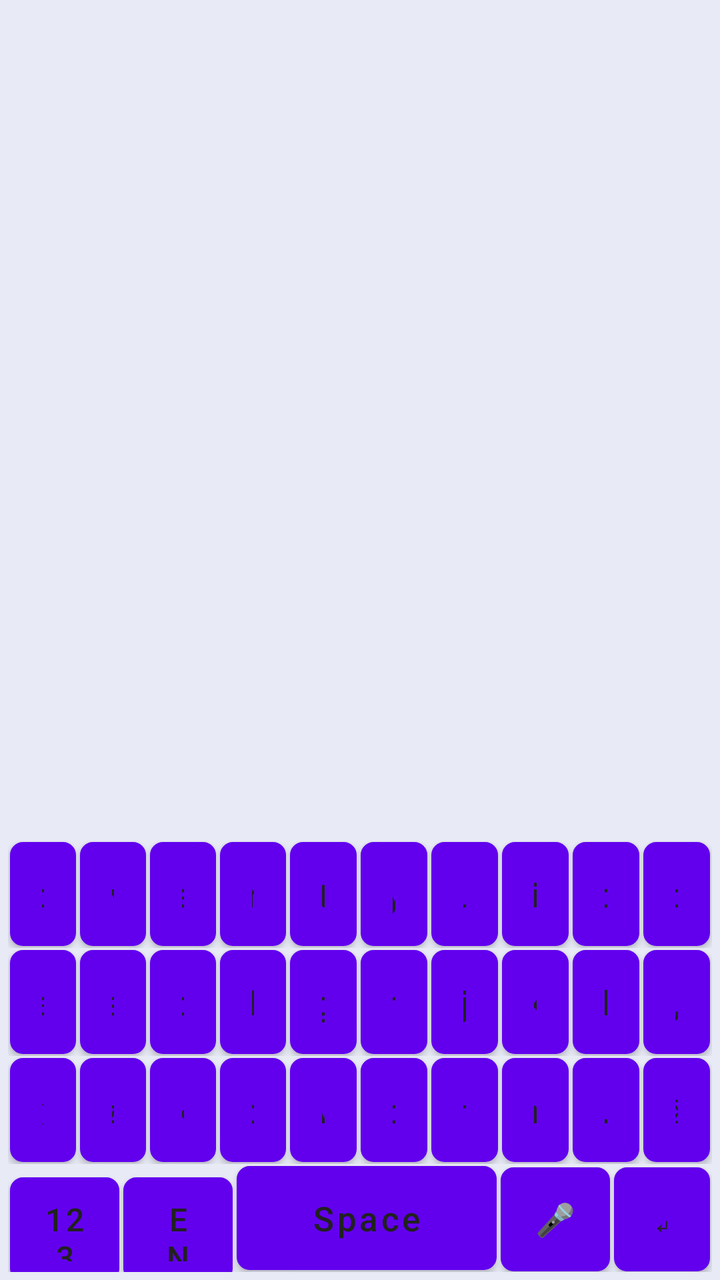
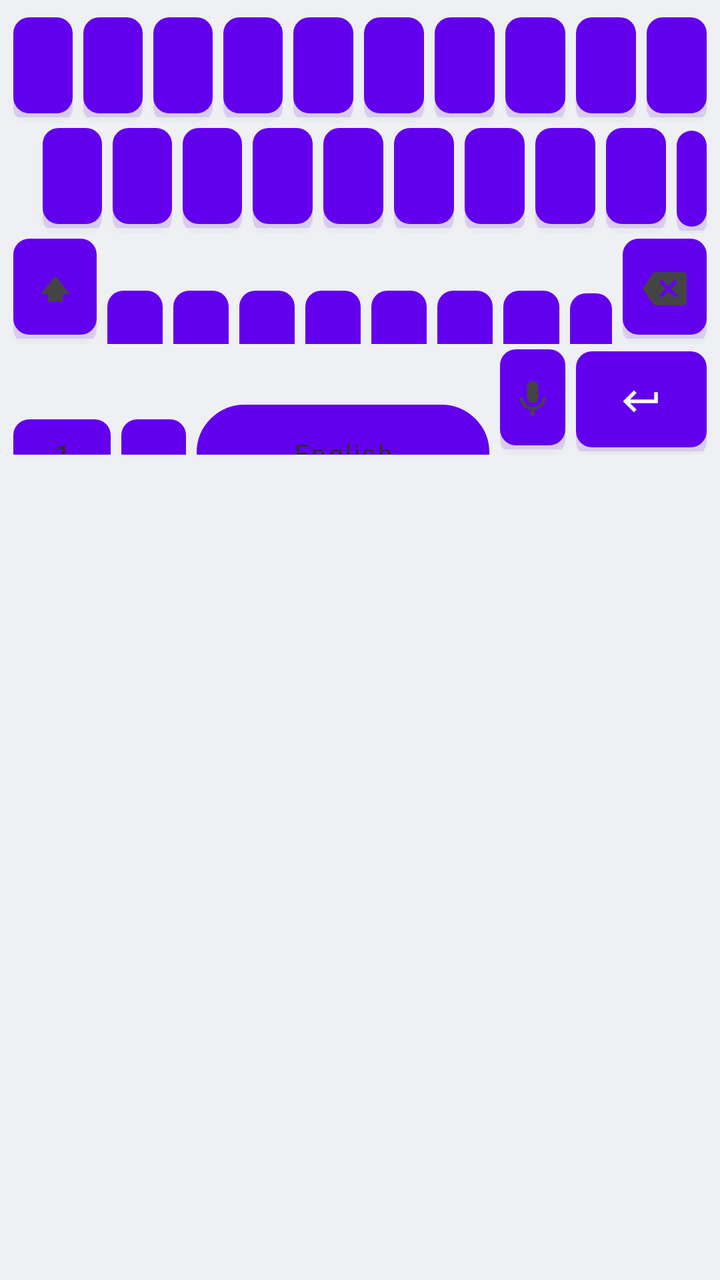

Screens rendered from an Android XML layout before and after an edit, with the pre-edit source and the edit as a unified diff.
<!-- AndroidManifest.xml: fallback theme Theme.MaterialComponents.DayNight.NoActionBar -->
<!-- res/layout/keyboard_view.xml -->
<?xml version="1.0" encoding="utf-8"?>
<LinearLayout xmlns:android="http://schemas.android.com/apk/res/android"
    android:layout_width="match_parent"
    android:layout_height="wrap_content"
    android:minHeight="280dp"
    android:background="#E8EAF6"
    android:clipToPadding="false"
    android:fitsSystemWindows="true"
    android:gravity="bottom"
    android:orientation="vertical"
    android:padding="4dp">

    <LinearLayout
        android:layout_width="match_parent"
        android:layout_height="wrap_content"
        android:orientation="horizontal">

        <Button android:id="@+id/key_q" style="@style/KeyboardButton" android:text="q" />
        <Button android:id="@+id/key_w" style="@style/KeyboardButton" android:text="w" />
        <Button android:id="@+id/key_e" style="@style/KeyboardButton" android:text="e" />
        <Button android:id="@+id/key_r" style="@style/KeyboardButton" android:text="r" />
        <Button android:id="@+id/key_t" style="@style/KeyboardButton" android:text="t" />
        <Button android:id="@+id/key_y" style="@style/KeyboardButton" android:text="y" />
        <Button android:id="@+id/key_u" style="@style/KeyboardButton" android:text="u" />
        <Button android:id="@+id/key_i" style="@style/KeyboardButton" android:text="i" />
        <Button android:id="@+id/key_o" style="@style/KeyboardButton" android:text="o" />
        <Button android:id="@+id/key_p" style="@style/KeyboardButton" android:text="p" />
    </LinearLayout>

    <LinearLayout
        android:layout_width="match_parent"
        android:layout_height="wrap_content"
        android:orientation="horizontal">

        <Button android:id="@+id/key_a" style="@style/KeyboardButton" android:text="a" />
        <Button android:id="@+id/key_s" style="@style/KeyboardButton" android:text="s" />
        <Button android:id="@+id/key_d" style="@style/KeyboardButton" android:text="d" />
        <Button android:id="@+id/key_f" style="@style/KeyboardButton" android:text="f" />
        <Button android:id="@+id/key_g" style="@style/KeyboardButton" android:text="g" />
        <Button android:id="@+id/key_h" style="@style/KeyboardButton" android:text="h" />
        <Button android:id="@+id/key_j" style="@style/KeyboardButton" android:text="j" />
        <Button android:id="@+id/key_k" style="@style/KeyboardButton" android:text="k" />
        <Button android:id="@+id/key_l" style="@style/KeyboardButton" android:text="l" />
        <Button android:id="@+id/key_comma" style="@style/KeyboardButton" android:text="," />
    </LinearLayout>

    <LinearLayout
        android:layout_width="match_parent"
        android:layout_height="wrap_content"
        android:orientation="horizontal">

        <Button android:id="@+id/key_shift" style="@style/KeyboardButton" android:text="⇧" />
        <Button android:id="@+id/key_z" style="@style/KeyboardButton" android:text="z" />
        <Button android:id="@+id/key_x" style="@style/KeyboardButton" android:text="x" />
        <Button android:id="@+id/key_c" style="@style/KeyboardButton" android:text="c" />
        <Button android:id="@+id/key_v" style="@style/KeyboardButton" android:text="v" />
        <Button android:id="@+id/key_b" style="@style/KeyboardButton" android:text="b" />
        <Button android:id="@+id/key_n" style="@style/KeyboardButton" android:text="n" />
        <Button android:id="@+id/key_m" style="@style/KeyboardButton" android:text="m" />
        <Button android:id="@+id/key_dot" style="@style/KeyboardButton" android:text="." />
        <Button android:id="@+id/key_backspace" style="@style/KeyboardButton" android:text="⌫" />
    </LinearLayout>

    <LinearLayout
        android:layout_width="match_parent"
        android:layout_height="wrap_content"
        android:orientation="horizontal">

        <Button android:id="@+id/key_symbols" style="@style/KeyboardButtonBottomSmall" android:text="123" />
        <Button android:id="@+id/key_language" style="@style/KeyboardButtonBottomSmall" android:text="EN" />
        <Button android:id="@+id/key_space" style="@style/KeyboardButtonBottomSpace" android:text="Space" />
        <Button android:id="@+id/key_voice" style="@style/KeyboardButtonBottomSmall" android:text="🎤" />
        <Button android:id="@+id/key_enter" style="@style/KeyboardButtonBottomEnter" android:text="↵" />
    </LinearLayout>

</LinearLayout>
<!-- resources referenced by this layout -->
<resources>
  <style name="KeyboardButton">
          <item name="android:layout_width">0dp</item>
          <item name="android:layout_height">52dp</item>
          <item name="android:layout_weight">1</item>
          <item name="android:layout_margin">1dp</item>
          <item name="android:background">@drawable/key_background</item>
          <item name="android:textColor">#212121</item>
          <item name="android:textSize">17sp</item>
          <item name="android:textAllCaps">false</item>
          <item name="android:gravity">center</item>
          <item name="android:clickable">true</item>
          <item name="android:focusable">true</item>
      </style>
  <style name="KeyboardButtonBottomEnter" parent="KeyboardButton">
          <item name="android:layout_weight">0.7</item>
          <item name="android:textSize">16sp</item>
      </style>
  <style name="KeyboardButtonBottomSmall" parent="KeyboardButton">
          <item name="android:layout_weight">0.8</item>
          <item name="android:textSize">16sp</item>
      </style>
  <style name="KeyboardButtonBottomSpace" parent="KeyboardButton">
          <item name="android:layout_weight">1.9</item>
          <item name="android:textSize">17sp</item>
      </style>
  <!-- drawable key_background (drawable) -->
  <?xml version="1.0" encoding="utf-8"?>
  <selector xmlns:android="http://schemas.android.com/apk/res/android">
      
      <item android:state_pressed="true">
          <shape android:shape="rectangle">
              <solid android:color="#E0E0E0" />
              <corners android:radius="6dp" />
              <stroke
                  android:width="1dp"
                  android:color="#BDBDBD" />
              <padding
                  android:left="8dp"
                  android:top="8dp"
                  android:right="8dp"
                  android:bottom="8dp" />
          </shape>
      </item>
      
      
      <item>
          <shape android:shape="rectangle">
              <solid android:color="#FFFFFF" />
              <corners android:radius="6dp" />
              <stroke
                  android:width="1dp"
                  android:color="#E0E0E0" />
              <padding
                  android:left="8dp"
                  android:top="8dp"
                  android:right="8dp"
                  android:bottom="8dp" />
          </shape>
      </item>
  </selector>
</resources>

<!-- the commit's change to res/layout/keyboard_view.xml (unified diff, before → after) -->
@@ -2,14 +2,14 @@
 <LinearLayout xmlns:android="http://schemas.android.com/apk/res/android"
     android:layout_width="match_parent"
     android:layout_height="wrap_content"
-    android:minHeight="280dp"
-    android:background="#E8EAF6"
+    android:background="@color/kb_bg_light"
     android:clipToPadding="false"
-    android:fitsSystemWindows="true"
-    android:gravity="bottom"
     android:orientation="vertical"
-    android:padding="4dp">
+    android:paddingStart="4dp"
+    android:paddingEnd="4dp"
+    android:paddingTop="6dp">
 
+    
     <LinearLayout
         android:layout_width="match_parent"
         android:layout_height="wrap_content"
@@ -27,10 +27,18 @@
         <Button android:id="@+id/key_p" style="@style/KeyboardButton" android:text="p" />
     </LinearLayout>
 
+    
+    
     <LinearLayout
         android:layout_width="match_parent"
         android:layout_height="wrap_content"
         android:orientation="horizontal">
+
+        
+        <View
+            android:layout_width="0dp"
+            android:layout_height="0dp"
+            android:layout_weight="0.5" />
 
         <Button android:id="@+id/key_a" style="@style/KeyboardButton" android:text="a" />
         <Button android:id="@+id/key_s" style="@style/KeyboardButton" android:text="s" />
@@ -41,15 +49,29 @@
         <Button android:id="@+id/key_j" style="@style/KeyboardButton" android:text="j" />
         <Button android:id="@+id/key_k" style="@style/KeyboardButton" android:text="k" />
         <Button android:id="@+id/key_l" style="@style/KeyboardButton" android:text="l" />
-        <Button android:id="@+id/key_comma" style="@style/KeyboardButton" android:text="," />
+
+        
+        <Button
+            android:id="@+id/key_comma"
+            style="@style/KeyboardButtonFunctional"
+            android:layout_weight="0.5"
+            android:text="," />
     </LinearLayout>
 
+    
     <LinearLayout
         android:layout_width="match_parent"
         android:layout_height="wrap_content"
         android:orientation="horizontal">
 
-        <Button android:id="@+id/key_shift" style="@style/KeyboardButton" android:text="⇧" />
+        
+        <Button
+            android:id="@+id/key_shift"
+            style="@style/KeyboardButtonIcon"
+            android:text=""
+            android:drawableTop="@drawable/ic_shift"
+            android:drawablePadding="0dp" />
+
         <Button android:id="@+id/key_z" style="@style/KeyboardButton" android:text="z" />
         <Button android:id="@+id/key_x" style="@style/KeyboardButton" android:text="x" />
         <Button android:id="@+id/key_c" style="@style/KeyboardButton" android:text="c" />
@@ -57,20 +79,60 @@
         <Button android:id="@+id/key_b" style="@style/KeyboardButton" android:text="b" />
         <Button android:id="@+id/key_n" style="@style/KeyboardButton" android:text="n" />
         <Button android:id="@+id/key_m" style="@style/KeyboardButton" android:text="m" />
-        <Button android:id="@+id/key_dot" style="@style/KeyboardButton" android:text="." />
-        <Button android:id="@+id/key_backspace" style="@style/KeyboardButton" android:text="⌫" />
+
+        
+        <Button
+            android:id="@+id/key_dot"
+            style="@style/KeyboardButtonFunctional"
+            android:layout_weight="0.75"
+            android:text="." />
+
+        
+        <Button
+            android:id="@+id/key_backspace"
+            style="@style/KeyboardButtonIcon"
+            android:text=""
+            android:drawableTop="@drawable/ic_backspace"
+            android:drawablePadding="0dp" />
     </LinearLayout>
 
+    
     <LinearLayout
         android:layout_width="match_parent"
         android:layout_height="wrap_content"
-        android:orientation="horizontal">
+        android:orientation="horizontal"
+        android:paddingBottom="0dp">
 
-        <Button android:id="@+id/key_symbols" style="@style/KeyboardButtonBottomSmall" android:text="123" />
-        <Button android:id="@+id/key_language" style="@style/KeyboardButtonBottomSmall" android:text="EN" />
-        <Button android:id="@+id/key_space" style="@style/KeyboardButtonBottomSpace" android:text="Space" />
-        <Button android:id="@+id/key_voice" style="@style/KeyboardButtonBottomSmall" android:text="🎤" />
-        <Button android:id="@+id/key_enter" style="@style/KeyboardButtonBottomEnter" android:text="↵" />
+        <Button
+            android:id="@+id/key_symbols"
+            style="@style/KeyboardButtonBottomSmall"
+            android:text="123" />
+
+        <Button
+            android:id="@+id/key_language"
+            style="@style/KeyboardButtonLanguage"
+            android:text="EN" />
+
+        <Button
+            android:id="@+id/key_space"
+            style="@style/KeyboardButtonSpace"
+            android:text="English" />
+
+        
+        <Button
+            android:id="@+id/key_voice"
+            style="@style/KeyboardButtonMic"
+            android:text=""
+            android:drawableTop="@drawable/ic_mic"
+            android:drawablePadding="0dp" />
+
+        
+        <Button
+            android:id="@+id/key_enter"
+            style="@style/KeyboardButtonEnter"
+            android:text=""
+            android:drawableTop="@drawable/ic_enter"
+            android:drawablePadding="0dp" />
     </LinearLayout>
 
 </LinearLayout>
<!-- resource entries referenced after the edit -->
@@ -1,64 +1,228 @@
 <!-- resources referenced by this layout -->
 <resources>
+  <color name="kb_bg_light">#EFF0F3</color>
+  <!-- drawable ic_backspace (drawable) -->
+  <?xml version="1.0" encoding="utf-8"?>
+  <vector xmlns:android="http://schemas.android.com/apk/res/android"
+      android:width="22dp"
+      android:height="22dp"
+      android:viewportWidth="24"
+      android:viewportHeight="24">
+      <path
+          android:fillColor="#333333"
+          android:pathData="M22,3H7c-0.69,0 -1.23,0.35 -1.57,0.88L0,12l5.43,8.11C5.77,20.64 6.31,21 7,21h15c1.1,0 2,-0.9 2,-2V5C24,3.9 23.1,3 22,3zM19,15.59L17.59,17 14,13.41 10.41,17 9,15.59 12.59,12 9,8.41 10.41,7 14,10.59 17.59,7 19,8.41 15.41,12 19,15.59z" />
+  </vector>
+  <!-- drawable ic_enter (drawable) -->
+  <?xml version="1.0" encoding="utf-8"?>
+  <vector xmlns:android="http://schemas.android.com/apk/res/android"
+      android:width="22dp"
+      android:height="22dp"
+      android:viewportWidth="24"
+      android:viewportHeight="24">
+      <path
+          android:fillColor="#FFFFFF"
+          android:pathData="M19,7v4H5.83l3.58,-3.59L8,6l-6,6 6,6 1.41,-1.41L5.83,13H21V7z" />
+  </vector>
+  <!-- drawable ic_mic (drawable) -->
+  <?xml version="1.0" encoding="utf-8"?>
+  <vector xmlns:android="http://schemas.android.com/apk/res/android"
+      android:width="22dp"
+      android:height="22dp"
+      android:viewportWidth="24"
+      android:viewportHeight="24">
+      <path
+          android:fillColor="#444444"
+          android:pathData="M12,14c1.66,0 2.99,-1.34 2.99,-3L15,5c0,-1.66 -1.34,-3 -3,-3S9,3.34 9,5v6c0,1.66 1.34,3 3,3zM17.3,11c0,3 -2.54,5.1 -5.3,5.1S6.7,14 6.7,11H5c0,3.41 2.72,6.23 6,6.72V21h2v-3.28c3.28,-0.48 6,-3.3 6,-6.72h-1.7z" />
+  </vector>
+  <!-- drawable ic_shift (drawable) -->
+  <?xml version="1.0" encoding="utf-8"?>
+  <vector xmlns:android="http://schemas.android.com/apk/res/android"
+      android:width="22dp"
+      android:height="22dp"
+      android:viewportWidth="24"
+      android:viewportHeight="24">
+      <path
+          android:fillColor="#444444"
+          android:pathData="M4,15h4v4h8v-4h4L12,5L4,15z" />
+  </vector>
   <style name="KeyboardButton">
           <item name="android:layout_width">0dp</item>
-          <item name="android:layout_height">52dp</item>
+          <item name="android:layout_height">50dp</item>
           <item name="android:layout_weight">1</item>
-          <item name="android:layout_margin">1dp</item>
+          <item name="android:layout_margin">2.5dp</item>
+          
           <item name="android:background">@drawable/key_background</item>
-          <item name="android:textColor">#212121</item>
-          <item name="android:textSize">17sp</item>
+          <item name="android:textColor">@color/kb_text_primary_light</item>
+          <item name="android:textSize">18sp</item>
           <item name="android:textAllCaps">false</item>
+          <item name="android:fontFamily">sans-serif</item>
           <item name="android:gravity">center</item>
           <item name="android:clickable">true</item>
           <item name="android:focusable">true</item>
-      </style>
-  <style name="KeyboardButtonBottomEnter" parent="KeyboardButton">
-          <item name="android:layout_weight">0.7</item>
-          <item name="android:textSize">16sp</item>
-      </style>
-  <style name="KeyboardButtonBottomSmall" parent="KeyboardButton">
-          <item name="android:layout_weight">0.8</item>
-          <item name="android:textSize">16sp</item>
-      </style>
-  <style name="KeyboardButtonBottomSpace" parent="KeyboardButton">
-          <item name="android:layout_weight">1.9</item>
-          <item name="android:textSize">17sp</item>
+          
+          <item name="android:stateListAnimator">@null</item>
+          
+          <item name="android:elevation">2dp</item>
+          <item name="android:includeFontPadding">false</item>
+      </style>
+  <style name="KeyboardButtonBottomSmall" parent="KeyboardButtonFunctional">
+          <item name="android:layout_weight">1.5</item>
+          <item name="android:textSize">13sp</item>
+      </style>
+  <style name="KeyboardButtonEnter" parent="KeyboardButton">
+          <item name="android:layout_weight">2</item>
+          <item name="android:background">@drawable/key_background_enter</item>
+          <item name="android:textColor">@color/kb_enter_text</item>
+          <item name="android:textSize">13sp</item>
+          <item name="android:paddingTop">8dp</item>
+          <item name="android:paddingBottom">8dp</item>
+          <item name="android:drawableTint">@color/kb_enter_text</item>
+      </style>
+  <style name="KeyboardButtonFunctional" parent="KeyboardButton">
+          <item name="android:background">@drawable/key_background_functional</item>
+          <item name="android:textColor">@color/kb_text_functional_light</item>
+          <item name="android:textSize">14sp</item>
+          <item name="android:fontFamily">sans-serif-medium</item>
+      </style>
+  <style name="KeyboardButtonIcon" parent="KeyboardButtonFunctional">
+          <item name="android:layout_weight">1.5</item>
+          <item name="android:paddingTop">8dp</item>
+          <item name="android:paddingBottom">8dp</item>
+          <item name="android:drawableTint">@color/kb_icon_light</item>
+      </style>
+  <style name="KeyboardButtonLanguage" parent="KeyboardButtonFunctional">
+          <item name="android:layout_weight">1</item>
+          <item name="android:textSize">13sp</item>
+      </style>
+  <style name="KeyboardButtonMic" parent="KeyboardButtonFunctional">
+          <item name="android:layout_weight">1</item>
+          <item name="android:paddingTop">8dp</item>
+          <item name="android:paddingBottom">8dp</item>
+          <item name="android:drawableTint">@color/kb_icon_light</item>
+      </style>
+  <style name="KeyboardButtonSpace" parent="KeyboardButton">
+          <item name="android:layout_weight">4.5</item>
+          <item name="android:background">@drawable/key_background_space</item>
+          <item name="android:textSize">13sp</item>
+          <item name="android:textColor">@color/kb_text_functional_light</item>
+          <item name="android:fontFamily">sans-serif</item>
       </style>
   <!-- drawable key_background (drawable) -->
   <?xml version="1.0" encoding="utf-8"?>
-  <selector xmlns:android="http://schemas.android.com/apk/res/android">
+  <ripple xmlns:android="http://schemas.android.com/apk/res/android"
+      android:color="#33000000">
       
-      <item android:state_pressed="true">
-          <shape android:shape="rectangle">
-              <solid android:color="#E0E0E0" />
-              <corners android:radius="6dp" />
-              <stroke
-                  android:width="1dp"
-                  android:color="#BDBDBD" />
-              <padding
-                  android:left="8dp"
-                  android:top="8dp"
-                  android:right="8dp"
-                  android:bottom="8dp" />
+      <item android:id="@android:id/mask">
+          <shape android:shape="rectangle">
+              <corners android:radius="8dp" />
+              <solid android:color="#FFFFFF" />
           </shape>
       </item>
       
-      
-      <item>
-          <shape android:shape="rectangle">
+      <item>
+          <layer-list>
+              
+              <item android:top="1dp" android:bottom="-3dp">
+                  <shape android:shape="rectangle">
+                      <solid android:color="#22000000" />
+                      <corners android:radius="8dp" />
+                  </shape>
+              </item>
+              
+              <item android:bottom="2dp">
+                  <shape android:shape="rectangle">
+                      <solid android:color="#FFFFFF" />
+                      <corners android:radius="8dp" />
+                  </shape>
+              </item>
+          </layer-list>
+      </item>
+  </ripple>
+  <color name="kb_text_primary_light">#1F1F1F</color>
+  <!-- drawable key_background_enter (drawable) -->
+  <?xml version="1.0" encoding="utf-8"?>
+  <ripple xmlns:android="http://schemas.android.com/apk/res/android"
+      android:color="#44FFFFFF">
+      <item android:id="@android:id/mask">
+          <shape android:shape="rectangle">
+              <corners android:radius="8dp" />
+              <solid android:color="#1A73E8" />
+          </shape>
+      </item>
+      <item>
+          <layer-list>
+              <item android:top="1dp" android:bottom="-3dp">
+                  <shape android:shape="rectangle">
+                      <solid android:color="#221558B6" />
+                      <corners android:radius="8dp" />
+                  </shape>
+              </item>
+              <item android:bottom="2dp">
+                  <shape android:shape="rectangle">
+                      <solid android:color="#1A73E8" />
+                      <corners android:radius="8dp" />
+                  </shape>
+              </item>
+          </layer-list>
+      </item>
+  </ripple>
+  <color name="kb_enter_text">#FFFFFF</color>
+  <!-- drawable key_background_functional (drawable) -->
+  <?xml version="1.0" encoding="utf-8"?>
+  <ripple xmlns:android="http://schemas.android.com/apk/res/android"
+      android:color="#33000000">
+      <item android:id="@android:id/mask">
+          <shape android:shape="rectangle">
+              <corners android:radius="8dp" />
+              <solid android:color="#B0B8C4" />
+          </shape>
+      </item>
+      <item>
+          <layer-list>
+              <item android:top="1dp" android:bottom="-3dp">
+                  <shape android:shape="rectangle">
+                      <solid android:color="#22000000" />
+                      <corners android:radius="8dp" />
+                  </shape>
+              </item>
+              <item android:bottom="2dp">
+                  <shape android:shape="rectangle">
+                      <solid android:color="#B0B8C4" />
+                      <corners android:radius="8dp" />
+                  </shape>
+              </item>
+          </layer-list>
+      </item>
+  </ripple>
+  <color name="kb_text_functional_light">#2D2D2D</color>
+  <color name="kb_icon_light">#444444</color>
+  <!-- drawable key_background_space (drawable) -->
+  <?xml version="1.0" encoding="utf-8"?>
+  <ripple xmlns:android="http://schemas.android.com/apk/res/android"
+      android:color="#33000000">
+      <item android:id="@android:id/mask">
+          <shape android:shape="rectangle">
+              <corners android:radius="24dp" />
               <solid android:color="#FFFFFF" />
-              <corners android:radius="6dp" />
-              <stroke
-                  android:width="1dp"
-                  android:color="#E0E0E0" />
-              <padding
-                  android:left="8dp"
-                  android:top="8dp"
-                  android:right="8dp"
-                  android:bottom="8dp" />
-          </shape>
-      </item>
-  </selector>
+          </shape>
+      </item>
+      <item>
+          <layer-list>
+              <item android:top="1dp" android:bottom="-3dp">
+                  <shape android:shape="rectangle">
+                      <solid android:color="#22000000" />
+                      <corners android:radius="24dp" />
+                  </shape>
+              </item>
+              <item android:bottom="2dp">
+                  <shape android:shape="rectangle">
+                      <solid android:color="#FFFFFF" />
+                      <corners android:radius="24dp" />
+                      <stroke android:width="1dp" android:color="#D0D5DD" />
+                  </shape>
+              </item>
+          </layer-list>
+      </item>
+  </ripple>
 </resources>
 
